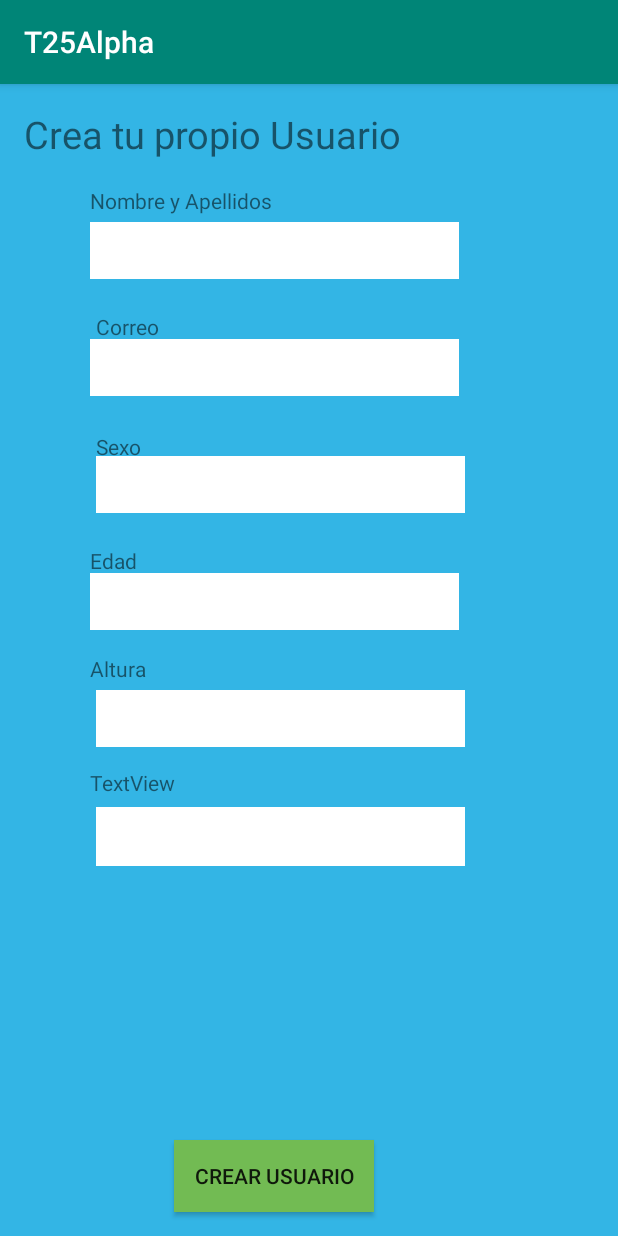
After one commit to andrealcalde98/T25Alpha_Android, an Android app: the CrearUsuari screen opened directly, with no data from a screen before it, on a phone screen of 412 x 824 dp. The commit adds this screen. Run offline under Robolectric (Android 15) with nearby library versions, the phone set to English and light mode, and no system bars.

Commit message:
Crear Usuari

```diff
--- a/app/src/main/AndroidManifest.xml
+++ b/app/src/main/AndroidManifest.xml
@@ -1,6 +1,6 @@
 <?xml version="1.0" encoding="utf-8"?>
 <manifest xmlns:android="http://schemas.android.com/apk/res/android"
-    package="com.example.t25alpha" >
+    package="com.example.t25alpha">
 
     <application
         android:allowBackup="true"
@@ -8,8 +8,9 @@
         android:label="@string/app_name"
         android:roundIcon="@mipmap/ic_launcher_round"
         android:supportsRtl="true"
-        android:theme="@style/AppTheme" >
-        <activity android:name=".MainActivity" >
+        android:theme="@style/AppTheme">
+        <activity android:name=".CrearUsuari"></activity>
+        <activity android:name=".MainActivity">
             <intent-filter>
                 <action android:name="android.intent.action.MAIN" />
 
--- /dev/null
+++ b/app/src/main/java/com/example/t25alpha/CrearUsuari.java
@@ -0,0 +1,13 @@
+package com.example.t25alpha;
+
+import android.support.v7.app.AppCompatActivity;
+import android.os.Bundle;
+
+public class CrearUsuari extends AppCompatActivity {
+
+    @Override
+    protected void onCreate(Bundle savedInstanceState) {
+        super.onCreate(savedInstanceState);
+        setContentView(R.layout.activity_crear_usuari);
+    }
+}
--- a/app/src/main/java/com/example/t25alpha/MainActivity.java
+++ b/app/src/main/java/com/example/t25alpha/MainActivity.java
@@ -1,13 +1,45 @@
 package com.example.t25alpha;
 
+import android.content.Intent;
+import android.content.res.Configuration;
 import android.support.v7.app.AppCompatActivity;
 import android.os.Bundle;
+import android.view.View;
+import android.widget.Button;
+
+import java.util.Locale;
 
 public class MainActivity extends AppCompatActivity {
+    private Button btnUsuario;
+    private Button btnIniSesion;
 
     @Override
     protected void onCreate(Bundle savedInstanceState) {
         super.onCreate(savedInstanceState);
         setContentView(R.layout.activity_main);
+        btnUsuario = (Button) findViewById(R.id.btnCrearUsuario);
+        btnIniSesion = (Button) findViewById(R.id.btnIniciarSesion);
+
+    }
+
+    public void btnClickIniciarSesion(View view) {
+        Locale localizacion = new Locale("en", "EN");
+        Locale.setDefault(localizacion);
+        Configuration config = new Configuration();
+        config.locale = localizacion;
+        getBaseContext().getResources().updateConfiguration(config,getBaseContext().getResources().getDisplayMetrics());
+    }
+
+    public void btnCLickCrearUsuari(View view) {
+        Intent intent = new Intent(view.getContext(), CrearUsuari.class);
+        startActivity(intent);
+    }
+
+    public void imgIngles(View view) {
+        Locale localizacion = new Locale("ja", "JA");
+        Locale.setDefault(localizacion);
+        Configuration config = new Configuration();
+        config.locale = localizacion;
+        getBaseContext().getResources().updateConfiguration(config,getBaseContext().getResources().getDisplayMetrics());
     }
 }
--- /dev/null
+++ b/app/src/main/res/layout/activity_crear_usuari.xml
@@ -0,0 +1,167 @@
+<?xml version="1.0" encoding="utf-8"?>
+<android.support.constraint.ConstraintLayout xmlns:android="http://schemas.android.com/apk/res/android"
+    xmlns:app="http://schemas.android.com/apk/res-auto"
+    xmlns:tools="http://schemas.android.com/tools"
+    android:layout_width="match_parent"
+    android:layout_height="match_parent"
+    tools:context=".CrearUsuari"
+    android:background="@android:color/holo_blue_light">
+
+    <EditText
+        android:id="@+id/etContrasena"
+        android:layout_width="246dp"
+        android:layout_height="39dp"
+        android:layout_marginStart="64dp"
+        android:layout_marginTop="40dp"
+        android:background="#FFF"
+        android:ems="10"
+        android:inputType="textPersonName"
+        app:layout_constraintStart_toStartOf="parent"
+        app:layout_constraintTop_toBottomOf="@+id/etAltura" />
+
+    <TextView
+        android:id="@+id/lblContraseña"
+        android:layout_width="wrap_content"
+        android:layout_height="wrap_content"
+        android:layout_marginStart="60dp"
+        android:layout_marginTop="456dp"
+        android:text="TextView"
+        app:layout_constraintStart_toStartOf="parent"
+        app:layout_constraintTop_toTopOf="parent"
+        tools:text="Contraseña" />
+
+    <EditText
+        android:id="@+id/etAltura"
+        android:layout_width="246dp"
+        android:layout_height="38dp"
+        android:layout_marginStart="64dp"
+        android:layout_marginTop="40dp"
+        android:background="#FFF"
+        android:ems="10"
+        android:inputType="textPersonName"
+        app:layout_constraintStart_toStartOf="parent"
+        app:layout_constraintTop_toBottomOf="@+id/etEdad" />
+
+    <TextView
+        android:id="@+id/lblAltura"
+        android:layout_width="wrap_content"
+        android:layout_height="wrap_content"
+        android:layout_marginStart="60dp"
+        android:layout_marginTop="380dp"
+        android:text="Altura"
+        app:layout_constraintStart_toStartOf="parent"
+        app:layout_constraintTop_toTopOf="parent" />
+
+    <EditText
+        android:id="@+id/etEdad"
+        android:layout_width="246dp"
+        android:layout_height="38dp"
+        android:layout_marginStart="60dp"
+        android:layout_marginTop="40dp"
+        android:background="#FFF"
+        android:ems="10"
+        android:inputType="textPersonName"
+        app:layout_constraintStart_toStartOf="parent"
+        app:layout_constraintTop_toBottomOf="@+id/etSexo" />
+
+    <TextView
+        android:id="@+id/lblEdad"
+        android:layout_width="wrap_content"
+        android:layout_height="wrap_content"
+        android:layout_marginStart="60dp"
+        android:layout_marginTop="308dp"
+        android:text="Edad"
+        app:layout_constraintStart_toStartOf="parent"
+        app:layout_constraintTop_toTopOf="parent" />
+
+    <EditText
+        android:id="@+id/etSexo"
+        android:layout_width="246dp"
+        android:layout_height="38dp"
+        android:layout_marginStart="64dp"
+        android:layout_marginTop="40dp"
+        android:background="#FFF"
+        android:ems="10"
+        android:inputType="textPersonName"
+        app:layout_constraintStart_toStartOf="parent"
+        app:layout_constraintTop_toBottomOf="@+id/etCorreo" />
+
+    <TextView
+        android:id="@+id/lblSexo"
+        android:layout_width="wrap_content"
+        android:layout_height="wrap_content"
+        android:layout_marginStart="64dp"
+        android:layout_marginTop="232dp"
+        android:text="Sexo"
+        app:layout_constraintStart_toStartOf="parent"
+        app:layout_constraintTop_toTopOf="parent" />
+
+    <TextView
+        android:id="@+id/lblCorreu"
+        android:layout_width="wrap_content"
+        android:layout_height="wrap_content"
+        android:layout_marginStart="64dp"
+        android:layout_marginTop="152dp"
+        android:text="Correo"
+        app:layout_constraintStart_toStartOf="parent"
+        app:layout_constraintTop_toTopOf="parent" />
+
+    <EditText
+        android:id="@+id/etCorreo"
+        android:layout_width="246dp"
+        android:layout_height="38dp"
+        android:layout_marginStart="60dp"
+        android:layout_marginTop="40dp"
+        android:background="#FFF"
+        android:ems="10"
+        android:inputType="textPersonName"
+        app:layout_constraintStart_toStartOf="parent"
+        app:layout_constraintTop_toBottomOf="@+id/etNombreApellidos" />
+
+    <TextView
+        android:id="@+id/lblTitulo"
+        android:layout_width="318dp"
+        android:layout_height="54dp"
+        android:layout_marginStart="16dp"
+        android:layout_marginTop="16dp"
+        android:text="Crea tu propio Usuario"
+        android:textSize="25dp"
+        app:layout_constraintStart_toStartOf="parent"
+        app:layout_constraintTop_toTopOf="parent" />
+
+    <EditText
+        android:id="@+id/etNombreApellidos"
+        android:layout_width="246dp"
+        android:layout_height="38dp"
+        android:layout_marginStart="60dp"
+        android:layout_marginTop="92dp"
+        android:background="#FFF"
+        android:ems="10"
+        android:inputType="textPersonName"
+        app:layout_constraintStart_toStartOf="parent"
+        app:layout_constraintTop_toTopOf="parent" />
+
+    <TextView
+        android:id="@+id/lblNombreApellidos"
+        android:layout_width="wrap_content"
+        android:layout_height="wrap_content"
+        android:layout_marginStart="60dp"
+        android:layout_marginTop="68dp"
+        android:text="Nombre y Apellidos"
+        app:layout_constraintStart_toStartOf="parent"
+        app:layout_constraintTop_toTopOf="parent" />
+
+    <Button
+        android:id="@+id/btnRegistrarUsuari"
+        android:layout_width="133dp"
+        android:background="#72bb53"
+        android:layout_height="wrap_content"
+        android:layout_marginStart="116dp"
+        android:layout_marginTop="8dp"
+        android:layout_marginBottom="16dp"
+        android:text="Crear Usuario"
+        app:layout_constraintBottom_toBottomOf="parent"
+        app:layout_constraintStart_toStartOf="parent"
+        app:layout_constraintTop_toBottomOf="@+id/etContrasena"
+        app:layout_constraintVertical_bias="1.0" />
+</android.support.constraint.ConstraintLayout>
--- a/app/src/main/res/layout/activity_main.xml
+++ b/app/src/main/res/layout/activity_main.xml
@@ -40,7 +40,8 @@
         android:layout_marginStart="8dp"
         android:layout_marginTop="8dp"
         android:layout_marginEnd="8dp"
-        android:text="Username"
+        android:text="Usuario
+"
         app:layout_constraintEnd_toEndOf="parent"
         app:layout_constraintHorizontal_bias="0.148"
         app:layout_constraintStart_toStartOf="parent"
@@ -53,14 +54,16 @@
         android:layout_height="wrap_content"
         android:layout_marginStart="56dp"
         android:layout_marginTop="8dp"
-        android:text="Password"
-        app:layout_constraintBottom_toBottomOf="parent"
+        android:layout_marginBottom="8dp"
+        android:text="Contraseña"
+        app:layout_constraintBottom_toTopOf="@+id/eTPassword"
         app:layout_constraintStart_toStartOf="parent"
         app:layout_constraintTop_toBottomOf="@+id/eTUsername"
-        app:layout_constraintVertical_bias="0.029" />
+        app:layout_constraintVertical_bias="0.882" />
 
     <Button
         android:id="@+id/btnIniciarSesion"
+        android:onClick="btnClickIniciarSesion"
         android:layout_width="121dp"
         android:layout_height="wrap_content"
         android:layout_marginStart="48dp"
@@ -74,6 +77,7 @@
     <Button
         android:id="@+id/btnCrearUsuario"
         android:layout_width="125dp"
+        android:onClick="btnCLickCrearUsuari"
         android:layout_height="wrap_content"
         android:layout_marginTop="36dp"
         android:layout_marginEnd="48dp"
@@ -138,6 +142,7 @@
 
     <ImageView
         android:id="@+id/imgAngles"
+        android:onClick="imgIngles"
         android:layout_width="53dp"
         android:layout_height="35dp"
         android:layout_marginTop="4dp"
```
Also changed, not shown: 1 other file.
